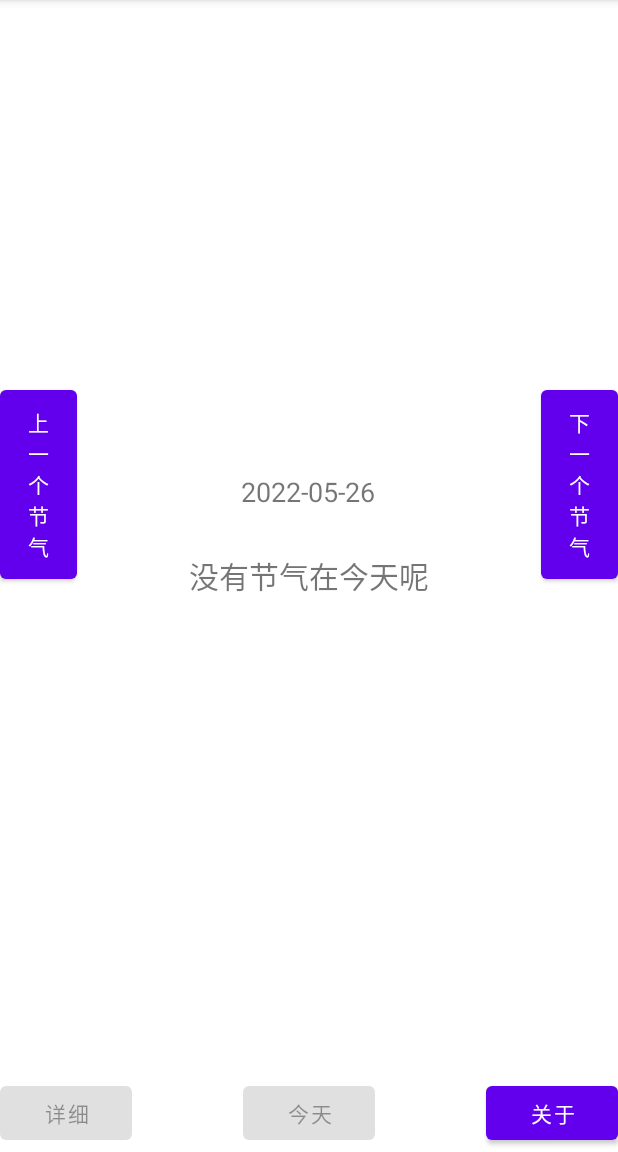
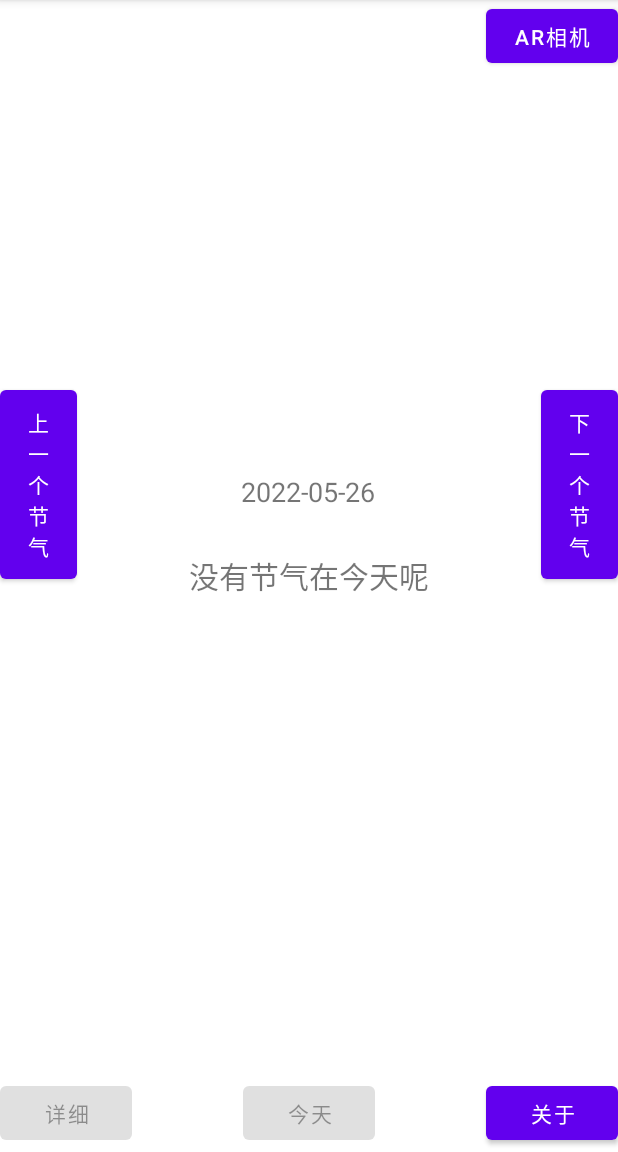
Before and after one commit to JerryZRF/SolarTerms, an Android app: the screen it shows after launch (MainActivity), on a phone screen of 412 x 824 dp, the part 84-1236 px from its top. Run offline under Robolectric (Android 15) with nearby library versions, the phone set to English and light mode, and no system bars; 2 statements that could not run were skipped.

Commit message:
增加AR相机

```diff
--- a/app/src/main/java/cf/jerryzrf/solarterms/MainActivity.java
+++ b/app/src/main/java/cf/jerryzrf/solarterms/MainActivity.java
@@ -24,7 +24,7 @@ import java.time.format.DateTimeFormatter;
 public class MainActivity extends AppCompatActivity {
 
     static int nowSt;
-    static VideoView video;
+    VideoView video;
 
     @Override
     protected void onCreate(Bundle savedInstanceState) {
@@ -32,6 +32,12 @@ public class MainActivity extends AppCompatActivity {
         setContentView(R.layout.activity_main);
         video = findViewById(R.id.gif_view);
         findViewById(R.id.gif_layout).setVisibility(View.GONE);
+        //“AR相机”按钮
+        findViewById(R.id.ar).setOnClickListener(v -> {
+            Intent intent = new Intent();
+            intent.setClass(this, ARCameraActivity.class);
+            startActivity(intent);
+        });
         Json.init(getAssets());  //加载json
         new Thread(this::init).start();
         LocalDate date = LocalDate.now();
@@ -45,7 +51,6 @@ public class MainActivity extends AppCompatActivity {
                 LocalDate tmp = LocalDate.parse(Json.getObject(date.getYear(), i).getString("date"));
                 int stMonth = tmp.getMonthValue();
                 int stDay = tmp.getDayOfMonth();
-                System.out.println(stMonth + "-" + stDay);
                 if (month < stMonth) {
                     next = i;
                     break;
@@ -62,14 +67,7 @@ public class MainActivity extends AppCompatActivity {
             int finalMid = today;
             Integer finalNext = next;
             //“今天”按钮
-            findViewById(R.id.back).setOnClickListener((View view) -> {
-                try {
-                    solarTerm(date, finalMid, finalNext);
-                } catch (JSONException e) {
-                    Utils.crashByJson(this);
-                    e.printStackTrace();
-                }
-            });
+            findViewById(R.id.back).setOnClickListener((View view) -> solarTerm(date, finalMid, finalNext));
             //“关于”按钮
             findViewById(R.id.about).setOnClickListener((View view) -> {
                 Intent intent = new Intent();
@@ -90,7 +88,7 @@ public class MainActivity extends AppCompatActivity {
      * @param nextSt 当num==-1时启用，表示今天下一个的节气
      * @throws IllegalArgumentException 当num==-1时，l不应为null
      */
-    public void solarTerm(LocalDate date, int num, @Nullable Integer nextSt) throws JSONException, IllegalArgumentException {
+    public void solarTerm(LocalDate date, int num, @Nullable Integer nextSt) throws IllegalArgumentException {
         nowSt = num;
         Button lastButton = findViewById(R.id.last);
         Button nextButton = findViewById(R.id.next);
@@ -104,6 +102,7 @@ public class MainActivity extends AppCompatActivity {
             nextButton.setEnabled(false);
         }
         TextView textView = findViewById(R.id.today);
+        try {
             if (num == -1) {  //不是节气
                 if (nextSt == null) {
                     throw new IllegalArgumentException("当num==-1时，l不应为null");
@@ -143,25 +142,15 @@ public class MainActivity extends AppCompatActivity {
                     startActivity(intent);
                 });
             }
+        } catch (JSONException e) {
+            e.printStackTrace();
+            Utils.crashByJson(this);
+        }
         int finalNum = num;
         //上一个
-        lastButton.setOnClickListener((View view) -> {
-            try {
-                solarTerm(date, finalNum - 1, null);
-            } catch (JSONException e) {
-                Utils.crashByJson(this);
-                e.printStackTrace();
-            }
-        });
+        lastButton.setOnClickListener((View view) -> solarTerm(date, finalNum - 1, null));
         //下一个
-        nextButton.setOnClickListener((View view) -> {
-            try {
-                solarTerm(date, finalNum + 1, null);
-            } catch (JSONException e) {
-                Utils.crashByJson(this);
-                e.printStackTrace();
-            }
-        });
+        nextButton.setOnClickListener((View view) -> solarTerm(date, finalNum + 1, null));
     }
 
     public void init() {
@@ -190,9 +179,13 @@ public class MainActivity extends AppCompatActivity {
     @Override
     public void onResume() {
         super.onResume();
+        if (nowSt == -1) {
+            return;
+        }
+        solarTerm(LocalDate.now(), nowSt, null);
         try {
-            MainActivity.video.setVideoPath(getCacheDir() + "/" + Json.getObject(LocalDate.now().getYear(), nowSt).getString("name") + ".mp4");
-            MainActivity.video.start();
+            video.setVideoPath(getCacheDir() + "/" + Json.getObject(LocalDate.now().getYear(), nowSt).getString("name") + ".mp4");
+            video.start();
         } catch (JSONException e) {
             e.printStackTrace();
         }
--- a/app/src/main/res/layout/activity_main.xml
+++ b/app/src/main/res/layout/activity_main.xml
@@ -104,4 +104,10 @@
             app:layout_constraintEnd_toEndOf="parent" app:layout_constraintTop_toTopOf="parent"
             android:layout_marginTop="3dp" app:layout_constraintBottom_toBottomOf="parent"
             android:layout_marginBottom="10dp" app:layout_constraintVertical_bias="0.107"/>
+    <Button
+            android:text="AR相机"
+            android:layout_width="wrap_content"
+            android:layout_height="wrap_content" android:id="@+id/ar"
+            app:layout_constraintTop_toTopOf="parent"
+            app:layout_constraintEnd_toEndOf="parent"/>
 </androidx.constraintlayout.widget.ConstraintLayout>
--- a/build.gradle
+++ b/build.gradle
@@ -5,9 +5,9 @@ buildscript {
         mavenCentral()
     }
     dependencies {
-        classpath "com.android.tools.build:gradle:7.0.2"
+        classpath "com.android.tools.build:gradle:7.0.4"
         classpath 'org.ajoberstar:grgit:1.5.0'
-
+        classpath 'com.google.ar.sceneform:plugin:1.17.1'
         // NOTE: Do not place your application dependencies here; they belong
         // in the individual module build.gradle files
     }
```
Also changed, not shown: app/build.gradle (+19 -8 lines), app/src/main/AndroidManifest.xml (+6 -3 lines), app/src/main/java/cf/jerryzrf/solarterms/ARCameraActivity.java (added, +77 -0 lines), app/src/main/res/layout/activity_ar.xml (added, +19 -0 lines), app/src/main/res/values/strings.xml (+0 -7 lines). Lines whose indentation alone changed are shown as unchanged.
